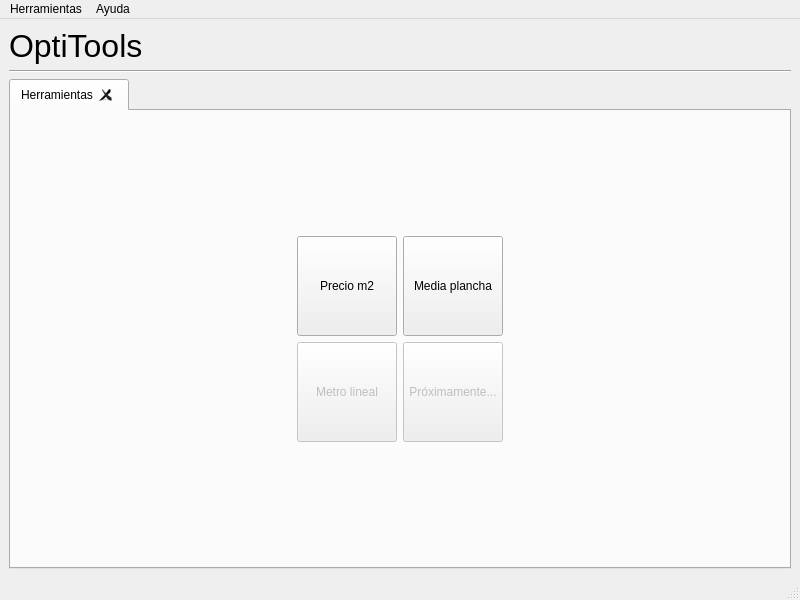
Scoowy/opticortes-optitools-python, file ui/MainView.ui: the form before one commit.
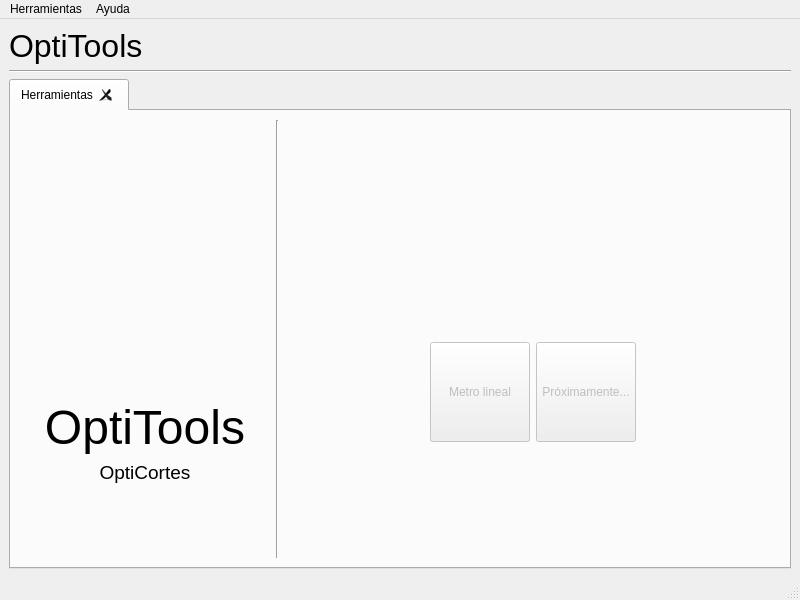
The form after the commit. Icons and pictures are not drawn.

Commit message:
Visual improvements in the MainWindow view.
Changes:
- Add splash screen in MainWindow.
- Visual improvements.
- Added icons to tools buttons.
- Added icon app.
- Added resources.qrc
- Compiled resources.py

Bugs:
-

```diff
--- a/ui/MainView.ui
+++ b/ui/MainView.ui
@@ -46,21 +46,10 @@
        <attribute name="title">
         <string>Herramientas</string>
        </attribute>
-       <layout class="QGridLayout" name="glyTools">
-        <item row="0" column="1">
-         <spacer name="verticalSpacer_2">
-          <property name="orientation">
-           <enum>Qt::Vertical</enum>
-          </property>
-          <property name="sizeHint" stdset="0">
-           <size>
-            <width>20</width>
-            <height>40</height>
-           </size>
-          </property>
-         </spacer>
-        </item>
-        <item row="3" column="1">
+       <layout class="QHBoxLayout" name="horizontalLayout">
+        <item>
+         <layout class="QVBoxLayout" name="verticalLayout">
+          <item>
          <spacer name="verticalSpacer">
           <property name="orientation">
            <enum>Qt::Vertical</enum>
@@ -73,7 +62,78 @@
           </property>
          </spacer>
         </item>
-        <item row="1" column="4">
+          <item>
+           <widget class="QLabel" name="label_2">
+            <property name="minimumSize">
+             <size>
+              <width>250</width>
+              <height>200</height>
+             </size>
+            </property>
+            <property name="styleSheet">
+             <string notr="true">image: url(:/icons/OptiTool-Icon.png);</string>
+            </property>
+            <property name="text">
+             <string/>
+            </property>
+            <property name="alignment">
+             <set>Qt::AlignCenter</set>
+            </property>
+           </widget>
+          </item>
+          <item>
+           <widget class="QLabel" name="label_3">
+            <property name="font">
+             <font>
+              <pointsize>36</pointsize>
+             </font>
+            </property>
+            <property name="text">
+             <string>OptiTools</string>
+            </property>
+            <property name="alignment">
+             <set>Qt::AlignCenter</set>
+            </property>
+           </widget>
+          </item>
+          <item>
+           <widget class="QLabel" name="label_4">
+            <property name="font">
+             <font>
+              <pointsize>14</pointsize>
+             </font>
+            </property>
+            <property name="text">
+             <string>OptiCortes</string>
+            </property>
+            <property name="alignment">
+             <set>Qt::AlignCenter</set>
+            </property>
+           </widget>
+          </item>
+          <item>
+           <spacer name="verticalSpacer_2">
+            <property name="orientation">
+             <enum>Qt::Vertical</enum>
+            </property>
+            <property name="sizeHint" stdset="0">
+             <size>
+              <width>20</width>
+              <height>40</height>
+             </size>
+            </property>
+           </spacer>
+          </item>
+         </layout>
+        </item>
+        <item>
+         <widget class="Line" name="line_2">
+          <property name="orientation">
+           <enum>Qt::Vertical</enum>
+          </property>
+         </widget>
+        </item>
+        <item>
          <spacer name="horizontalSpacer_2">
           <property name="orientation">
            <enum>Qt::Horizontal</enum>
@@ -86,42 +146,9 @@
           </property>
          </spacer>
         </item>
+        <item>
+         <layout class="QGridLayout" name="gridLayout">
         <item row="1" column="0">
-         <spacer name="horizontalSpacer">
-          <property name="orientation">
-           <enum>Qt::Horizontal</enum>
-          </property>
-          <property name="sizeHint" stdset="0">
-           <size>
-            <width>40</width>
-            <height>20</height>
-           </size>
-          </property>
-         </spacer>
-        </item>
-        <item row="2" column="2">
-         <widget class="QPushButton" name="btnComingSoon">
-          <property name="enabled">
-           <bool>false</bool>
-          </property>
-          <property name="minimumSize">
-           <size>
-            <width>100</width>
-            <height>100</height>
-           </size>
-          </property>
-          <property name="maximumSize">
-           <size>
-            <width>100</width>
-            <height>100</height>
-           </size>
-          </property>
-          <property name="text">
-           <string>Próximamente...</string>
-          </property>
-         </widget>
-        </item>
-        <item row="1" column="1">
          <widget class="QPushButton" name="btnPriceM2">
           <property name="minimumSize">
            <size>
@@ -136,11 +163,59 @@
            </size>
           </property>
           <property name="text">
-           <string>Precio m2</string>
-          </property>
-         </widget>
-        </item>
-        <item row="2" column="1">
+             <string/>
+            </property>
+            <property name="icon">
+             <iconset resource="../imgs/resources.qrc">
+              <normaloff>:/icons/SquareMeterPrice-Icon.png</normaloff>:/icons/SquareMeterPrice-Icon.png</iconset>
+            </property>
+            <property name="iconSize">
+             <size>
+              <width>100</width>
+              <height>100</height>
+             </size>
+            </property>
+            <property name="flat">
+             <bool>true</bool>
+            </property>
+           </widget>
+          </item>
+          <item row="1" column="1">
+           <widget class="QPushButton" name="btnHalfPlank">
+            <property name="minimumSize">
+             <size>
+              <width>100</width>
+              <height>100</height>
+             </size>
+            </property>
+            <property name="maximumSize">
+             <size>
+              <width>100</width>
+              <height>100</height>
+             </size>
+            </property>
+            <property name="toolTip">
+             <string>Media plancha</string>
+            </property>
+            <property name="text">
+             <string/>
+            </property>
+            <property name="icon">
+             <iconset resource="../imgs/resources.qrc">
+              <normaloff>:/icons/HalfPlankPrice-Icon.png</normaloff>:/icons/HalfPlankPrice-Icon.png</iconset>
+            </property>
+            <property name="iconSize">
+             <size>
+              <width>100</width>
+              <height>100</height>
+             </size>
+            </property>
+            <property name="flat">
+             <bool>true</bool>
+            </property>
+           </widget>
+          </item>
+          <item row="2" column="0">
          <widget class="QPushButton" name="btnLineal">
           <property name="enabled">
            <bool>false</bool>
@@ -162,8 +237,11 @@
           </property>
          </widget>
         </item>
-        <item row="1" column="2">
-         <widget class="QPushButton" name="btnHalfPlank">
+          <item row="2" column="1">
+           <widget class="QPushButton" name="btnComingSoon">
+            <property name="enabled">
+             <bool>false</bool>
+            </property>
           <property name="minimumSize">
            <size>
             <width>100</width>
@@ -177,9 +255,50 @@
            </size>
           </property>
           <property name="text">
-           <string>Media plancha</string>
-          </property>
-         </widget>
+             <string>Próximamente...</string>
+            </property>
+           </widget>
+          </item>
+          <item row="0" column="1">
+           <spacer name="verticalSpacer_3">
+            <property name="orientation">
+             <enum>Qt::Vertical</enum>
+            </property>
+            <property name="sizeHint" stdset="0">
+             <size>
+              <width>20</width>
+              <height>40</height>
+             </size>
+            </property>
+           </spacer>
+          </item>
+          <item row="3" column="1">
+           <spacer name="verticalSpacer_4">
+            <property name="orientation">
+             <enum>Qt::Vertical</enum>
+            </property>
+            <property name="sizeHint" stdset="0">
+             <size>
+              <width>20</width>
+              <height>40</height>
+             </size>
+            </property>
+           </spacer>
+          </item>
+         </layout>
+        </item>
+        <item>
+         <spacer name="horizontalSpacer">
+          <property name="orientation">
+           <enum>Qt::Horizontal</enum>
+          </property>
+          <property name="sizeHint" stdset="0">
+           <size>
+            <width>40</width>
+            <height>20</height>
+           </size>
+          </property>
+         </spacer>
         </item>
        </layout>
       </widget>
```
Left out of the diff: 13 changed lines with no effect on the pictures. Lines whose indentation alone changed are shown as unchanged. The commit also changes 3 other files.
